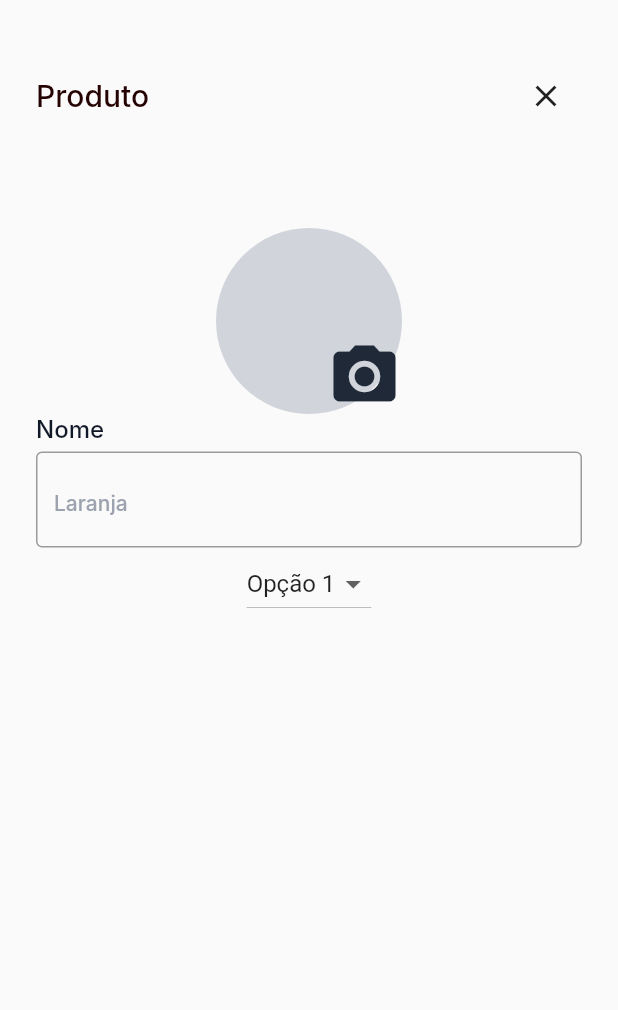
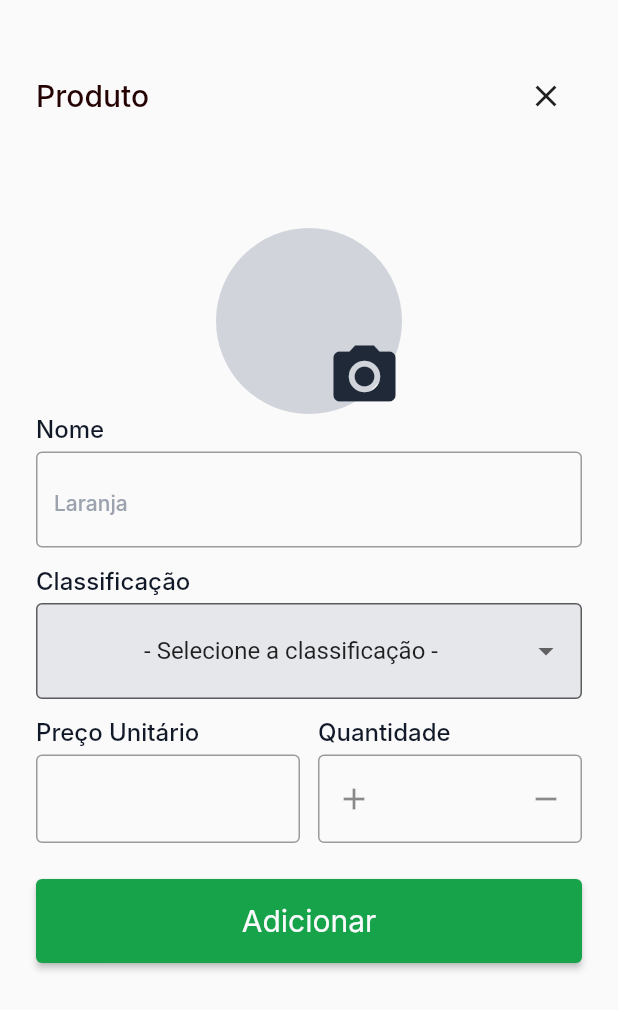
Before and after one commit to antonioclaudioofc/loja-de-alimentos, a Flutter app: the FormProductPage screen opened by its route, on a phone screen of 412 x 824 dp. Shown: the top 1010 px of the screen. Run offline on Flutter 3.47's test engine with Material 2 defaults, Android fonts, the phone set to English and light mode, and no system bars; our stand-ins replace flutter_svg; Roboto replaces fonts that are missing (Inter).

Commit message:
finally page form produt

```diff
--- a/lib/src/pages/add_product/add_product_page.dart
+++ b/lib/src/pages/add_product/add_product_page.dart
@@ -16,7 +16,6 @@ class _AddProductPageState extends State<AddProductPage> {
       body: SingleChildScrollView(
         padding: EdgeInsets.symmetric(
           vertical: 40,
-          horizontal: 16,
         ),
         child: Wrap(
           spacing: 4,
--- a/lib/src/pages/form_product/form_product_page.dart
+++ b/lib/src/pages/form_product/form_product_page.dart
@@ -1,6 +1,8 @@
+import 'package:carrot_feirinha/src/shared/components/custom_button.dart';
 import 'package:carrot_feirinha/src/shared/components/default_input_name.dart';
 import 'package:carrot_feirinha/src/shared/components/input_classification.dart';
 import 'package:carrot_feirinha/src/shared/components/input_image.dart';
+import 'package:carrot_feirinha/src/shared/components/multiple_inputs.dart';
 import 'package:flutter/material.dart';
 
 import '../../app/app.dart';
@@ -49,6 +51,14 @@ class _FormProductPageState extends State<FormProductPage> {
             InputImage(),
             DefaultInputName(),
             InputClassification(),
+            MultipleInputs(),
+            SizedBox(
+              height: 24,
+            ),
+            CustomButton(
+              label: "Adicionar",
+              onPressed: () {},
+            ),
           ],
         ),
       ),
--- a/lib/src/pages/signin/signin_page.dart
+++ b/lib/src/pages/signin/signin_page.dart
@@ -17,7 +17,9 @@ class SigninPage extends StatelessWidget {
       backgroundColor: Colors.white,
       body: Center(
         child: SingleChildScrollView(
-          padding: EdgeInsets.only(bottom: 16),
+          padding: EdgeInsets.symmetric(
+            horizontal: 24,
+          ),
           child: Column(
             children: [
               const AppLogo(),
@@ -76,7 +78,7 @@ class SigninPage extends StatelessWidget {
                     ),
                   ],
                 ),
-              )
+              ),
             ],
           ),
         ),
--- a/lib/src/pages/signup/signup_page.dart
+++ b/lib/src/pages/signup/signup_page.dart
@@ -17,13 +17,20 @@ class SignupPage extends StatelessWidget {
       backgroundColor: Colors.white,
       body: Center(
         child: SingleChildScrollView(
+          padding: EdgeInsets.symmetric(
+            horizontal: 24,
+          ),
           child: Column(
             children: [
               const AppLogo(),
               HeaderTitle(
                 title: "Cadastre-se",
               ),
-              Form(
+              Container(
+                padding: EdgeInsets.symmetric(
+                  vertical: 24,
+                ),
+                child: Form(
                   child: Column(
                     children: [
                       DefaultFormField(
@@ -69,6 +76,7 @@ class SignupPage extends StatelessWidget {
                     ],
                   ),
                 ),
+              ),
             ],
           ),
         ),
--- a/lib/src/shared/components/custom_button.dart
+++ b/lib/src/shared/components/custom_button.dart
@@ -22,7 +22,6 @@ class _CustomButtonState extends State<CustomButton> {
     return Container(
       width: double.infinity,
       height: 56,
-      padding: EdgeInsets.symmetric(horizontal: 24),
       child: ElevatedButton(
         onPressed: widget.onPressed,
         style: ElevatedButton.styleFrom(
--- a/lib/src/shared/components/default_form_field.dart
+++ b/lib/src/shared/components/default_form_field.dart
@@ -19,9 +19,7 @@ class DefaultFormField extends StatefulWidget {
 class _DefaultFormFieldState extends State<DefaultFormField> {
   @override
   Widget build(BuildContext context) {
-    return Padding(
-      padding: const EdgeInsets.symmetric(horizontal: 24),
-      child: Column(
+    return Column(
       crossAxisAlignment: CrossAxisAlignment.start,
       children: [
         Text(
@@ -42,7 +40,6 @@ class _DefaultFormFieldState extends State<DefaultFormField> {
           ),
         ),
       ],
-      ),
     );
   }
 }
--- a/lib/src/shared/components/input_classification.dart
+++ b/lib/src/shared/components/input_classification.dart
@@ -1,32 +1,73 @@
+import 'package:carrot_feirinha/src/app/app.dart';
 import 'package:flutter/material.dart';
 
 class InputClassification extends StatefulWidget {
-  const InputClassification({super.key});
+  const InputClassification({Key? key}) : super(key: key);
 
   @override
   State<InputClassification> createState() => _InputClassificationState();
 }
 
 class _InputClassificationState extends State<InputClassification> {
+  List<String> list = <String>[
+    '- Selecione a classificação -',
+    'Frutas',
+    'Bebidas',
+    'Legumes',
+    'Carne'
+  ];
+
+  String _selectedOption = '- Selecione a classificação -';
+
   @override
   Widget build(BuildContext context) {
-    String _selectedOption = 'Opção 1'; // Opção padrão
-
-    return DropdownButton<String>(
-      value: _selectedOption,
-
-      onChanged: (String? newValue) {
+    return Column(crossAxisAlignment: CrossAxisAlignment.start, children: [
+      SizedBox(
+        height: 12,
+      ),
+      Text(
+        "Classificação",
+        style: AppTextStyles.labelInput.copyWith(
+          color: AppColors.gray900,
+        ),
+      ),
+      SizedBox(
+        height: 6,
+      ),
+      SizedBox(
+        width: double.infinity,
+        child: DropdownButtonFormField<String>(
+          isExpanded: true,
+          icon: Icon(
+            Icons.arrow_drop_down,
+          ),
+          decoration: InputDecoration(
+            border: OutlineInputBorder(
+              borderSide: BorderSide(
+                color: AppColors.gray200,
+                width: 1,
+              ),
+              borderRadius: BorderRadius.circular(4),
+            ),
+            filled: true,
+            fillColor: AppColors.gray200,
+          ),
+          value: (_selectedOption.isEmpty) ? null : _selectedOption,
+          onChanged: (item) {
             setState(() {
-          _selectedOption = newValue!;
+              _selectedOption = item!;
             });
           },
-      items: <String>['Opção 1', 'Opção 2', 'Opção 3', 'Opção 4']
-          .map((String value) {
+          items: list.map((String value) {
             return DropdownMenuItem<String>(
               value: value,
+              child: Center(
                 child: Text(value),
+              ),
             );
           }).toList(),
-    );
+        ),
+      ),
+    ]);
   }
 }
--- /dev/null
+++ b/lib/src/shared/components/input_price.dart
@@ -0,0 +1,39 @@
+import 'package:carrot_feirinha/src/app/app.dart';
+import 'package:carrot_feirinha/src/app/app_text_styles.dart';
+import 'package:flutter/material.dart';
+
+class InputPrice extends StatelessWidget {
+  const InputPrice({super.key});
+
+  @override
+  Widget build(BuildContext context) {
+    return Column(
+      crossAxisAlignment: CrossAxisAlignment.start,
+      children: [
+        Text(
+          "Preço Unitário",
+          style: AppTextStyles.labelInput.copyWith(
+            color: AppColors.gray900,
+          ),
+        ),
+        SizedBox(
+          height: 6,
+        ),
+        TextField(
+          keyboardType: TextInputType.numberWithOptions(
+            decimal: true,
+          ),
+          decoration: InputDecoration(
+            prefixText: 'R\$ ',
+            prefixStyle: TextStyle(
+              color: AppColors.gray800,
+            ),
+            border: OutlineInputBorder(
+              borderRadius: BorderRadius.circular(4),
+            ),
+          ),
+        )
+      ],
+    );
+  }
+}
--- /dev/null
+++ b/lib/src/shared/components/input_quantity.dart
@@ -0,0 +1,42 @@
+import 'package:carrot_feirinha/src/app/app.dart';
+import 'package:carrot_feirinha/src/app/app_text_styles.dart';
+import 'package:flutter/material.dart';
+
+class InputQuantity extends StatefulWidget {
+  const InputQuantity({super.key});
+
+  @override
+  State<InputQuantity> createState() => _InputQuantityState();
+}
+
+class _InputQuantityState extends State<InputQuantity> {
+  @override
+  Widget build(BuildContext context) {
+    return Column(
+      crossAxisAlignment: CrossAxisAlignment.start,
+      children: [
+        Text(
+          "Quantidade",
+          style: AppTextStyles.labelInput.copyWith(
+            color: AppColors.gray900,
+          ),
+        ),
+        SizedBox(
+          height: 6,
+        ),
+        TextField(
+          keyboardType: TextInputType.numberWithOptions(
+            decimal: false,
+          ),
+          decoration: InputDecoration(
+            prefixIcon: Icon(Icons.add),
+            suffixIcon: Icon(Icons.remove),
+            border: OutlineInputBorder(
+              borderRadius: BorderRadius.circular(4),
+            ),
+          ),
+        )
+      ],
+    );
+  }
+}
--- /dev/null
+++ b/lib/src/shared/components/multiple_inputs.dart
@@ -0,0 +1,34 @@
+import 'package:carrot_feirinha/src/shared/components/input_price.dart';
+import 'package:carrot_feirinha/src/shared/components/input_quantity.dart';
+import 'package:flutter/material.dart';
+
+class MultipleInputs extends StatefulWidget {
+  const MultipleInputs({super.key});
+
+  @override
+  State<MultipleInputs> createState() => _MultipleInputsState();
+}
+
+class _MultipleInputsState extends State<MultipleInputs> {
+  @override
+  Widget build(BuildContext context) {
+    return Container(
+      padding: EdgeInsets.only(
+        top: 12,
+      ),
+      child: Row(
+        children: [
+          Expanded(
+            child: InputPrice(),
+          ),
+          SizedBox(
+            width: 12,
+          ),
+          Expanded(
+            child: InputQuantity(),
+          ),
+        ],
+      ),
+    );
+  }
+}
--- a/lib/src/shared/components/password_form_field.dart
+++ b/lib/src/shared/components/password_form_field.dart
@@ -7,9 +7,7 @@ class PasswordFormField extends StatelessWidget {
 
   @override
   Widget build(BuildContext context) {
-    return Padding(
-      padding: const EdgeInsets.symmetric(horizontal: 24),
-      child: Column(
+    return Column(
       crossAxisAlignment: CrossAxisAlignment.start,
       children: [
         Text(
@@ -35,7 +33,6 @@ class PasswordFormField extends StatelessWidget {
           ),
         ),
       ],
-      ),
     );
   }
 }
```
Lines whose indentation alone changed are shown as unchanged.
